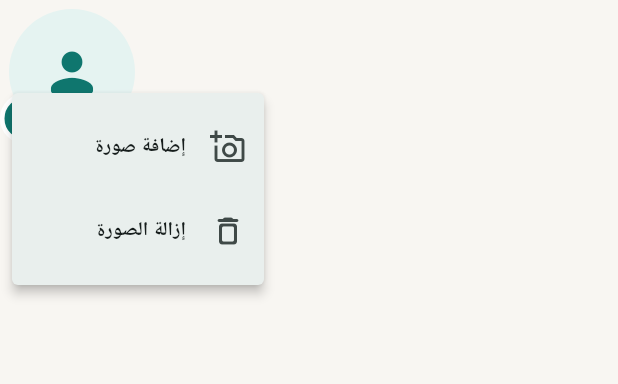
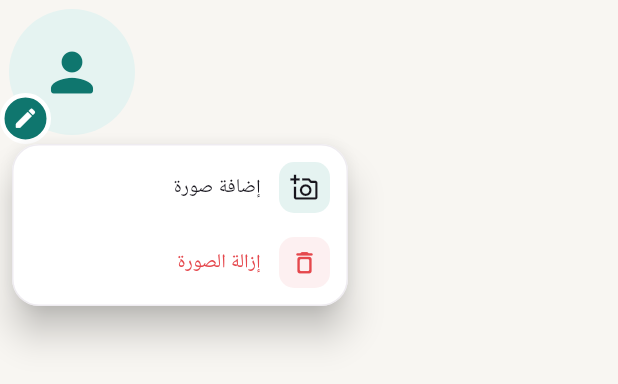
Before and after one commit to ashrfras/darjar, a Flutter app: the _EditableProfileAvatar widget shown alone on an empty page, opened directly with empty values, after a tap on the "edit" icon, on a phone screen of 412 x 824 dp. Shown: the top 384 px of the screen. Run offline on Flutter 3.47's test engine with Material 3 defaults, Android fonts, the phone set to English and light mode, and no system bars; our stand-ins replace cloud_firestore, firebase_auth, firebase_core, firebase_messaging, firebase_storage, flutter_riverpod and 8 more; missing offline and left inert: file_selector; accounts and stored records are empty; project files that could hold a hidden picture were left out.

Commit message:
refine post type buttons and profile image menu

```diff
--- a/lib/features/community/presentation/create_post_page.dart
+++ b/lib/features/community/presentation/create_post_page.dart
@@ -483,13 +483,19 @@ class _PostTypePicker extends StatelessWidget {
             key: ValueKey('post-type-${kind.name}'),
             avatar: Icon(
               kind.icon,
-              size: 18,
+              size: 16,
               color: selected == kind ? Colors.white : kind.color,
             ),
             label: Text(kind.label(context)),
             selected: selected == kind,
+            showCheckmark: false,
+            visualDensity: VisualDensity.compact,
+            materialTapTargetSize: MaterialTapTargetSize.shrinkWrap,
+            padding: const EdgeInsets.symmetric(horizontal: 4, vertical: 2),
+            labelPadding: const EdgeInsetsDirectional.only(start: 2, end: 6),
             selectedColor: kind.color,
             labelStyle: TextStyle(
+              fontSize: 13,
               color: selected == kind ? Colors.white : AppColors.ink,
             ),
             side: BorderSide(
--- a/lib/features/profile/presentation/profile_page.dart
+++ b/lib/features/profile/presentation/profile_page.dart
@@ -717,6 +717,18 @@ class _EditableProfileAvatar extends ConsumerWidget {
               key: const Key('profile-image-menu-button'),
               tooltip: localizations.edit,
               enabled: !processing,
+              color: AppColors.surface,
+              surfaceTintColor: Colors.transparent,
+              elevation: 10,
+              position: PopupMenuPosition.under,
+              menuPadding: const EdgeInsets.all(AppSpacing.xSmall),
+              constraints: const BoxConstraints(minWidth: 224, maxWidth: 248),
+              shape: RoundedRectangleBorder(
+                borderRadius: BorderRadius.circular(AppRadius.large),
+                side: BorderSide(
+                  color: AppColors.outline.withValues(alpha: .7),
+                ),
+              ),
               onSelected: (action) {
                 switch (action) {
                   case _ProfileImageAction.select:
@@ -731,24 +743,25 @@ class _EditableProfileAvatar extends ConsumerWidget {
                 PopupMenuItem(
                   key: const Key('select-profile-image-button'),
                   value: _ProfileImageAction.select,
-                  child: ListTile(
-                    contentPadding: EdgeInsets.zero,
-                    leading: const Icon(Icons.add_a_photo_outlined),
-                    title: Text(
-                      imagePath.isEmpty
-                          ? localizations.addImage
-                          : localizations.changeImage,
-                    ),
+                  height: 50,
+                  padding: EdgeInsets.zero,
+                  child: _ProfileImageMenuLabel(
+                    icon: Icons.add_a_photo_outlined,
+                    label: imagePath.isEmpty
+                        ? localizations.addImage
+                        : localizations.changeImage,
                   ),
                 ),
                 if (onRemove != null)
                   PopupMenuItem(
                     key: const Key('remove-profile-image-button'),
                     value: _ProfileImageAction.remove,
-                    child: ListTile(
-                      contentPadding: EdgeInsets.zero,
-                      leading: const Icon(Icons.delete_outline_rounded),
-                      title: Text(localizations.removeImage),
+                    height: 50,
+                    padding: EdgeInsets.zero,
+                    child: _ProfileImageMenuLabel(
+                      icon: Icons.delete_outline_rounded,
+                      label: localizations.removeImage,
+                      danger: true,
                     ),
                   ),
               ],
@@ -784,6 +797,50 @@ class _EditableProfileAvatar extends ConsumerWidget {
 }
 
 enum _ProfileImageAction { select, remove }
+
+class _ProfileImageMenuLabel extends StatelessWidget {
+  const _ProfileImageMenuLabel({
+    required this.icon,
+    required this.label,
+    this.danger = false,
+  });
+
+  final IconData icon;
+  final String label;
+  final bool danger;
+
+  @override
+  Widget build(BuildContext context) {
+    final color = danger ? AppColors.danger : AppColors.ink;
+    return Padding(
+      padding: const EdgeInsets.symmetric(horizontal: AppSpacing.small),
+      child: Row(
+        children: [
+          Container(
+            width: 34,
+            height: 34,
+            decoration: BoxDecoration(
+              color: danger
+                  ? AppColors.danger.withValues(alpha: .08)
+                  : AppColors.primarySoft,
+              borderRadius: BorderRadius.circular(AppRadius.small),
+            ),
+            child: Icon(icon, size: 19, color: color),
+          ),
+          const SizedBox(width: AppSpacing.medium),
+          Expanded(
+            child: Text(
+              label,
+              style: Theme.of(
+                context,
+              ).textTheme.bodyMedium?.copyWith(color: color),
+            ),
+          ),
+        ],
+      ),
+    );
+  }
+}
 
 class _ResidenceItem extends StatelessWidget {
   const _ResidenceItem({
--- a/pubspec.yaml
+++ b/pubspec.yaml
@@ -16,7 +16,7 @@ publish_to: 'none' # Remove this line if you wish to publish to pub.dev
 # https://developer.apple.com/library/archive/documentation/General/Reference/InfoPlistKeyReference/Articles/CoreFoundationKeys.html
 # In Windows, build-name is used as the major, minor, and patch parts
 # of the product and file versions while build-number is used as the build suffix.
-version: 1.0.0+64
+version: 1.0.0+65
 environment:
   sdk: ^3.12.2
 
```
